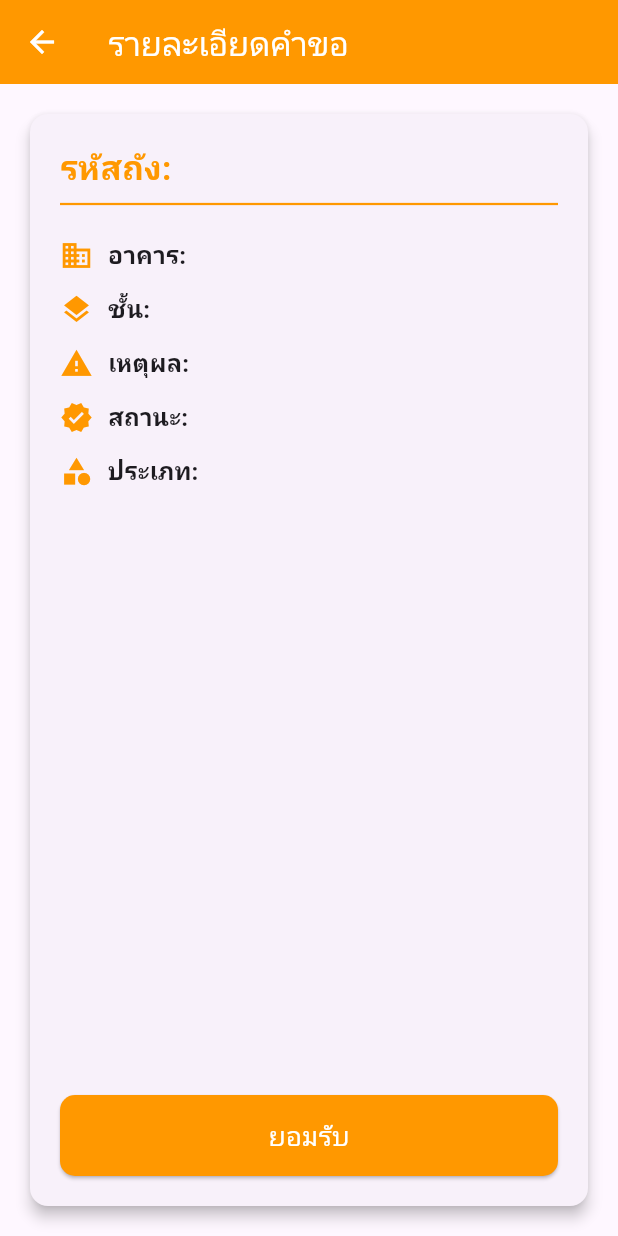
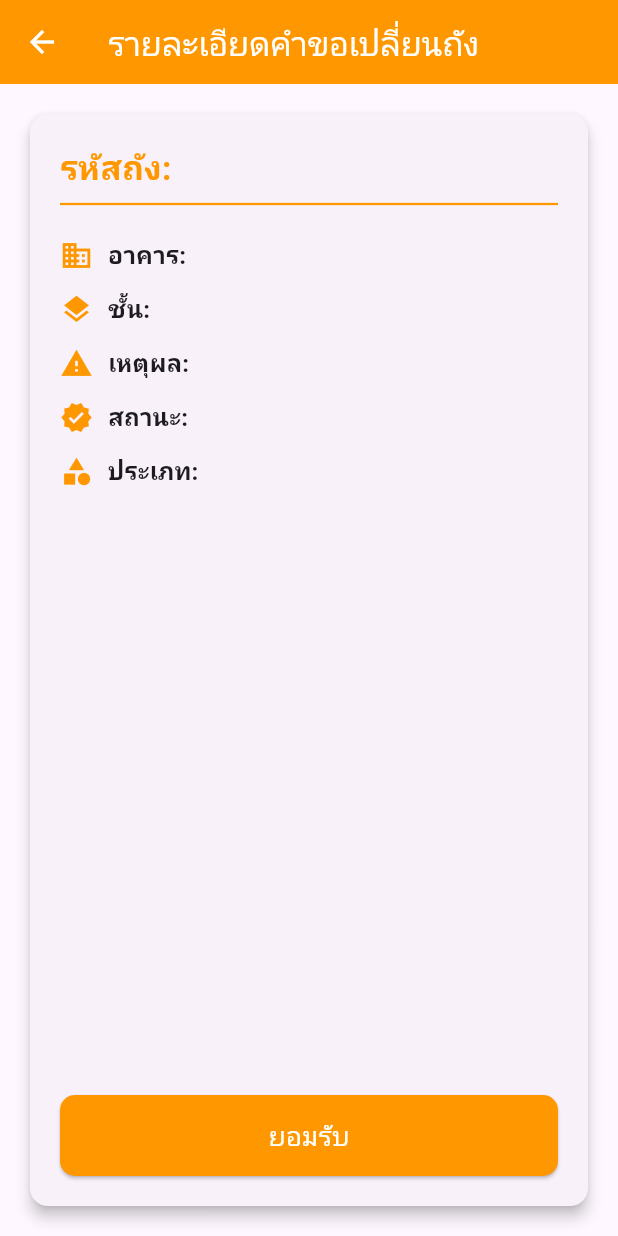
Before and after one commit to singto908/Project_tank_ex_check-masters, a Flutter app: the TechnicianRequestDetailScreen screen opened directly with empty values, on a phone screen of 412 x 824 dp. Run offline on Flutter 3.47's test engine with Material 3 defaults, Android fonts, the phone set to English and light mode, and no system bars; our stand-ins replace camera, cloud_firestore, firebase_auth, firebase_core, fl_chart, qr_flutter and 1 more; missing offline and left inert: dart:html, qr_code_scanner; accounts and stored records are empty.

Commit message:
เสร็จละขอเปลี่ยนถัง

```diff
--- a/lib/technician/fetch_tank_request.dart
+++ b/lib/technician/fetch_tank_request.dart
@@ -1,12 +1,18 @@
 import 'package:flutter/material.dart';
 import 'package:cloud_firestore/cloud_firestore.dart';
 
-class TechnicianRequestsScreen extends StatelessWidget {
+class TechnicianRequestsScreen extends StatefulWidget {
+  @override
+  _TechnicianRequestsScreenState createState() =>
+      _TechnicianRequestsScreenState();
+}
+
+class _TechnicianRequestsScreenState extends State<TechnicianRequestsScreen> {
   @override
   Widget build(BuildContext context) {
     return Scaffold(
       appBar: AppBar(
-        title: Text('คำขอของช่างเทคนิค', style: TextStyle(color: Colors.white)),
+        title: Text('คำขอเปลี่ยนถัง', style: TextStyle(color: Colors.white)),
         backgroundColor: Colors.orange,
         iconTheme: IconThemeData(color: Colors.white),
       ),
@@ -20,6 +26,14 @@ class TechnicianRequestsScreen extends StatelessWidget {
                 child: CircularProgressIndicator(color: Colors.orange));
           }
           var requests = snapshot.data!.docs;
+          if (requests.isEmpty) {
+            return Center(
+              child: Text(
+                'ไม่มีคำร้องขอเปลี่ยนถัง',
+                style: TextStyle(fontSize: 18, color: Colors.grey),
+              ),
+            );
+          }
           return ListView.builder(
             itemCount: requests.length,
             itemBuilder: (context, index) {
@@ -51,14 +65,15 @@ class TechnicianRequestsScreen extends StatelessWidget {
                     ],
                   ),
                   trailing: Icon(Icons.arrow_forward_ios, color: Colors.orange),
-                  onTap: () {
-                    Navigator.push(
+                  onTap: () async {
+                    await Navigator.push(
                       context,
                       MaterialPageRoute(
-                        builder: (context) =>
-                            TechnicianRequestDetailScreen(request: request),
+                        builder: (context) => TechnicianRequestDetailScreen(
+                            requestId: request.id),
                       ),
                     );
+                    setState(() {}); // รีเฟรชหน้าหลังจากกลับจากหน้ารายละเอียด
                   },
                 ),
               );
@@ -71,9 +86,9 @@ class TechnicianRequestsScreen extends StatelessWidget {
 }
 
 class TechnicianRequestDetailScreen extends StatefulWidget {
-  final QueryDocumentSnapshot request;
+  final String requestId;
 
-  TechnicianRequestDetailScreen({required this.request});
+  TechnicianRequestDetailScreen({required this.requestId});
 
   @override
   _TechnicianRequestDetailScreenState createState() =>
@@ -85,18 +100,37 @@ class _TechnicianRequestDetailScreenState
   bool isAccepted = false;
   bool isProcessing = false;
   bool isCompleted = false;
+  Map<String, dynamic>? requestData;
+
+  @override
+  void initState() {
+    super.initState();
+    _fetchRequestData();
+  }
+
+  void _fetchRequestData() async {
+    var doc = await FirebaseFirestore.instance
+        .collection('technician_chang_requests')
+        .doc(widget.requestId)
+        .get();
+    if (doc.exists) {
+      setState(() {
+        requestData = doc.data();
+        isAccepted = requestData!['status'] == 'running';
+        isCompleted = requestData!['status'] == 'completed';
+      });
+    }
+  }
 
   void _handleAcceptPress() async {
+    await FirebaseFirestore.instance
+        .collection('technician_chang_requests')
+        .doc(widget.requestId)
+        .update({'status': 'running'});
     setState(() {
       isAccepted = true;
       isProcessing = true;
     });
-
-    await FirebaseFirestore.instance
-        .collection('technician_chang_requests')
-        .doc(widget.request.id)
-        .update({'status': 'running'});
-
     Future.delayed(Duration(seconds: 3), () {
       setState(() {
         isProcessing = false;
@@ -106,28 +140,22 @@ class _TechnicianRequestDetailScreenState
   }
 
   void _handleCompletePress() async {
-    // ย้ายข้อมูลไปยัง record_update
     await FirebaseFirestore.instance
         .collection('record_update')
-        .add(widget.request.data() as Map<String, dynamic>);
-
-    // ลบข้อมูลออกจาก technician_chang_requests
+        .add(requestData!);
     await FirebaseFirestore.instance
         .collection('technician_chang_requests')
-        .doc(widget.request.id)
+        .doc(widget.requestId)
         .delete();
-
-    // อัปเดตสถานะใน firetank_Collection ตาม tank_id
     await FirebaseFirestore.instance
         .collection('firetank_Collection')
-        .where('tank_id', isEqualTo: widget.request['tank_id'])
+        .where('tank_id', isEqualTo: requestData!['tank_id'])
         .get()
         .then((querySnapshot) {
       for (var doc in querySnapshot.docs) {
         doc.reference.update({'status': 'ตรวจสอบแล้ว'});
       }
     });
-
     Navigator.pop(context);
   }
 
@@ -135,22 +163,25 @@ class _TechnicianRequestDetailScreenState
   Widget build(BuildContext context) {
     return Scaffold(
       appBar: AppBar(
-        title: Text('รายละเอียดคำขอ', style: TextStyle(color: Colors.white)),
+        title: Text('รายละเอียดคำขอเปลี่ยนถัง',
+            style: TextStyle(color: Colors.white)),
         backgroundColor: Colors.orange,
         iconTheme: IconThemeData(color: Colors.white),
       ),
-      body: Padding(
+      body: requestData == null
+          ? Center(child: CircularProgressIndicator(color: Colors.orange))
+          : Padding(
               padding: EdgeInsets.all(16.0),
               child: Card(
-          shape:
-              RoundedRectangleBorder(borderRadius: BorderRadius.circular(12)),
+                shape: RoundedRectangleBorder(
+                    borderRadius: BorderRadius.circular(12)),
                 elevation: 4,
                 child: Padding(
                   padding: EdgeInsets.all(20.0),
                   child: Column(
                     crossAxisAlignment: CrossAxisAlignment.start,
                     children: [
-                Text('รหัสถัง: ${widget.request['tank_id']}',
+                      Text('รหัสถัง: ${requestData!['tank_id']}',
                           style: TextStyle(
                               fontSize: 22,
                               fontWeight: FontWeight.bold,
@@ -158,14 +189,15 @@ class _TechnicianRequestDetailScreenState
                       Divider(color: Colors.orange, thickness: 1.5),
                       SizedBox(height: 8),
                       _buildDetailRow(
-                    Icons.business, 'อาคาร', widget.request['building']),
-                _buildDetailRow(Icons.layers, 'ชั้น', widget.request['floor']),
+                          Icons.business, 'อาคาร', requestData!['building']),
+                      _buildDetailRow(
+                          Icons.layers, 'ชั้น', requestData!['floor']),
                       _buildDetailRow(Icons.warning, 'เหตุผล',
-                    widget.request['reason'] ?? 'ไม่มีเหตุผล'),
+                          requestData!['reason'] ?? 'ไม่มีเหตุผล'),
                       _buildDetailRow(
-                    Icons.verified, 'สถานะ', widget.request['status']),
+                          Icons.verified, 'สถานะ', requestData!['status']),
                       _buildDetailRow(
-                    Icons.category, 'ประเภท', widget.request['type']),
+                          Icons.category, 'ประเภท', requestData!['type']),
                       Spacer(),
                       SizedBox(
                         width: double.infinity,
@@ -181,27 +213,14 @@ class _TechnicianRequestDetailScreenState
                               : _handleAcceptPress,
                           child: isAccepted
                               ? (isProcessing
-                            ? Row(
-                                mainAxisAlignment: MainAxisAlignment.center,
-                                children: [
-                                  SizedBox(
-                                    width: 20,
-                                    height: 20,
-                                    child: CircularProgressIndicator(
-                                        color: Colors.white, strokeWidth: 2),
-                                  ),
-                                  SizedBox(width: 10),
-                                  Text('กำลังดำเนินการ...',
-                                      style: TextStyle(
-                                          fontSize: 18, color: Colors.white)),
-                                ],
-                              )
+                                  ? CircularProgressIndicator(
+                                      color: Colors.white)
                                   : Text('เสร็จสิ้น',
                                       style: TextStyle(
                                           color: Colors.white, fontSize: 18)))
                               : Text('ยอมรับ',
-                            style:
-                                TextStyle(color: Colors.white, fontSize: 18)),
+                                  style: TextStyle(
+                                      color: Colors.white, fontSize: 18)),
                         ),
                       ),
                     ],
@@ -210,6 +229,7 @@ class _TechnicianRequestDetailScreenState
               ),
             ),
     );
+  }
 }
 
 Widget _buildDetailRow(IconData icon, String label, String value) {
@@ -226,4 +246,3 @@ class _TechnicianRequestDetailScreenState
     ),
   );
 }
-}
```
Lines whose indentation alone changed are shown as unchanged.
